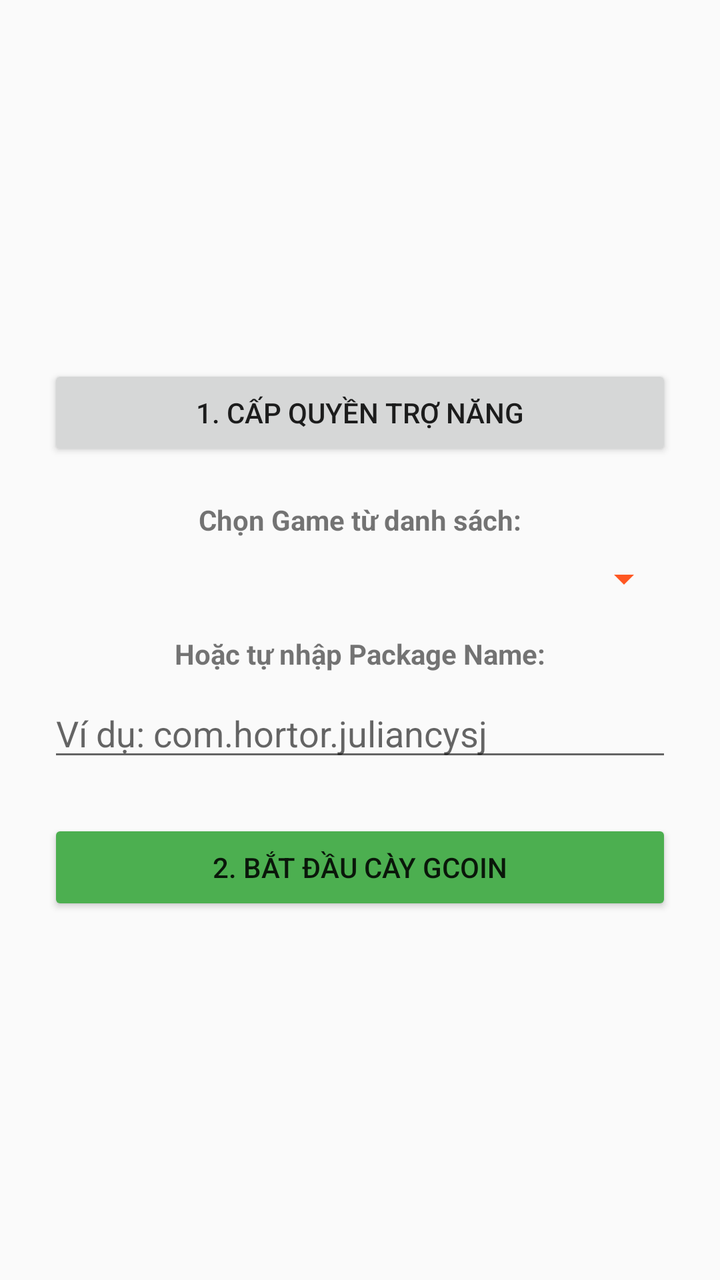
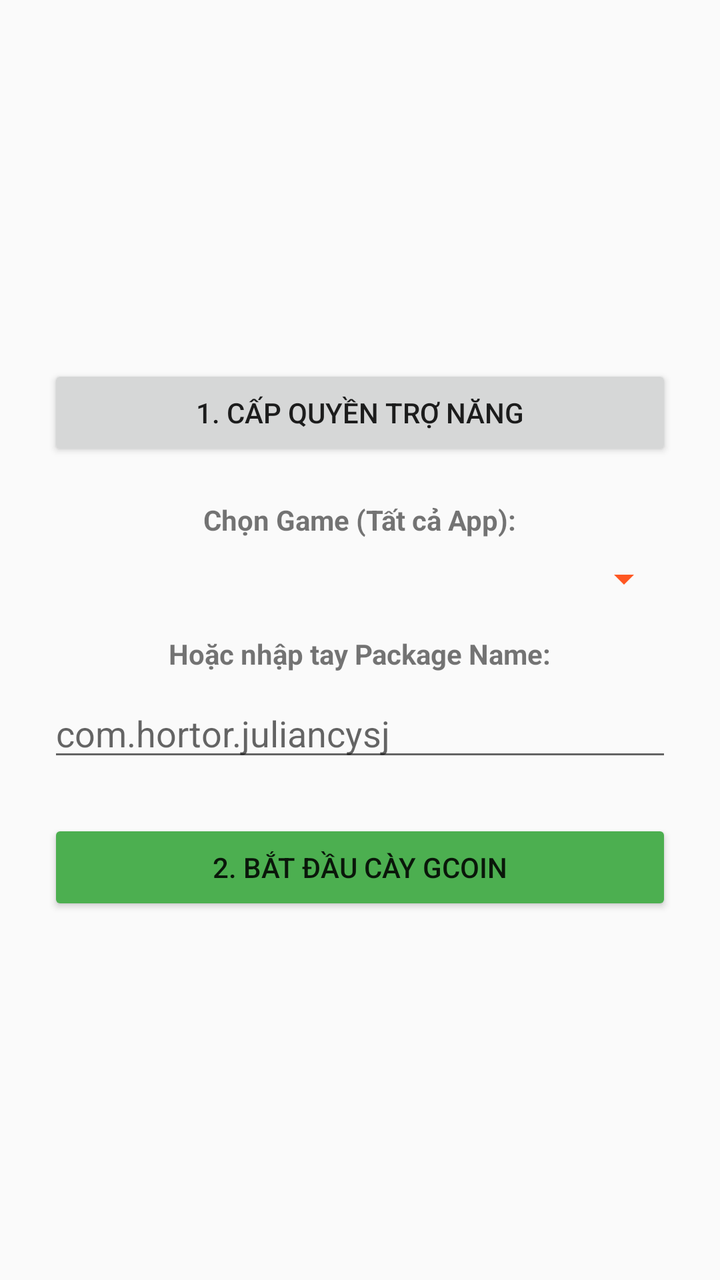

Compare the two renders of this Android layout. The source of the first and the diff that turns it into the second are given below.
<!-- AndroidManifest.xml: application theme Theme.AppCompat.DayNight.NoActionBar -->
<!-- res/layout/activity_main.xml -->
<?xml version="1.0" encoding="utf-8"?>
<LinearLayout xmlns:android="http://schemas.android.com/apk/res/android"
    android:layout_width="match_parent" android:layout_height="match_parent"
    android:gravity="center" android:orientation="vertical" android:padding="24dp">

    <Button android:id="@+id/btnAccessibility" android:layout_width="match_parent" android:layout_height="wrap_content" android:text="1. Cấp quyền Trợ năng" />

    <TextView android:layout_width="wrap_content" android:layout_height="wrap_content" android:layout_marginTop="20dp" android:text="Chọn Game từ danh sách:" android:textStyle="bold"/>
    
    <Spinner
        android:id="@+id/spinnerApps"
        android:layout_width="match_parent"
        android:layout_height="wrap_content"
        android:layout_marginTop="8dp"
        android:backgroundTint="#FF5722"/>

    <TextView android:layout_width="wrap_content" android:layout_height="wrap_content" android:layout_marginTop="16dp" android:text="Hoặc tự nhập Package Name:" android:textStyle="bold"/>
    
    
    <EditText
        android:id="@+id/edtPackage"
        android:layout_width="match_parent"
        android:layout_height="wrap_content"
        android:hint="Ví dụ: com.hortor.juliancysj"
        android:inputType="text"
        android:layout_marginTop="8dp"/>

    <Button android:id="@+id/btnStart" android:layout_width="match_parent" android:layout_height="wrap_content" android:layout_marginTop="24dp" android:text="2. Bắt đầu Cày Gcoin" android:backgroundTint="#4CAF50"/>
</LinearLayout>
<!-- resources referenced by this layout -->
<resources>

</resources>

<!-- the commit's change to res/layout/activity_main.xml (unified diff, before → after) -->
@@ -5,7 +5,7 @@
 
     <Button android:id="@+id/btnAccessibility" android:layout_width="match_parent" android:layout_height="wrap_content" android:text="1. Cấp quyền Trợ năng" />
 
-    <TextView android:layout_width="wrap_content" android:layout_height="wrap_content" android:layout_marginTop="20dp" android:text="Chọn Game từ danh sách:" android:textStyle="bold"/>
+    <TextView android:layout_width="wrap_content" android:layout_height="wrap_content" android:layout_marginTop="20dp" android:text="Chọn Game (Tất cả App):" android:textStyle="bold"/>
     
     <Spinner
         android:id="@+id/spinnerApps"
@@ -14,14 +14,13 @@
         android:layout_marginTop="8dp"
         android:backgroundTint="#FF5722"/>
 
-    <TextView android:layout_width="wrap_content" android:layout_height="wrap_content" android:layout_marginTop="16dp" android:text="Hoặc tự nhập Package Name:" android:textStyle="bold"/>
-    
+    <TextView android:layout_width="wrap_content" android:layout_height="wrap_content" android:layout_marginTop="16dp" android:text="Hoặc nhập tay Package Name:" android:textStyle="bold"/>
     
     <EditText
         android:id="@+id/edtPackage"
         android:layout_width="match_parent"
         android:layout_height="wrap_content"
-        android:hint="Ví dụ: com.hortor.juliancysj"
+        android:hint="com.hortor.juliancysj"
         android:inputType="text"
         android:layout_marginTop="8dp"/>
 
